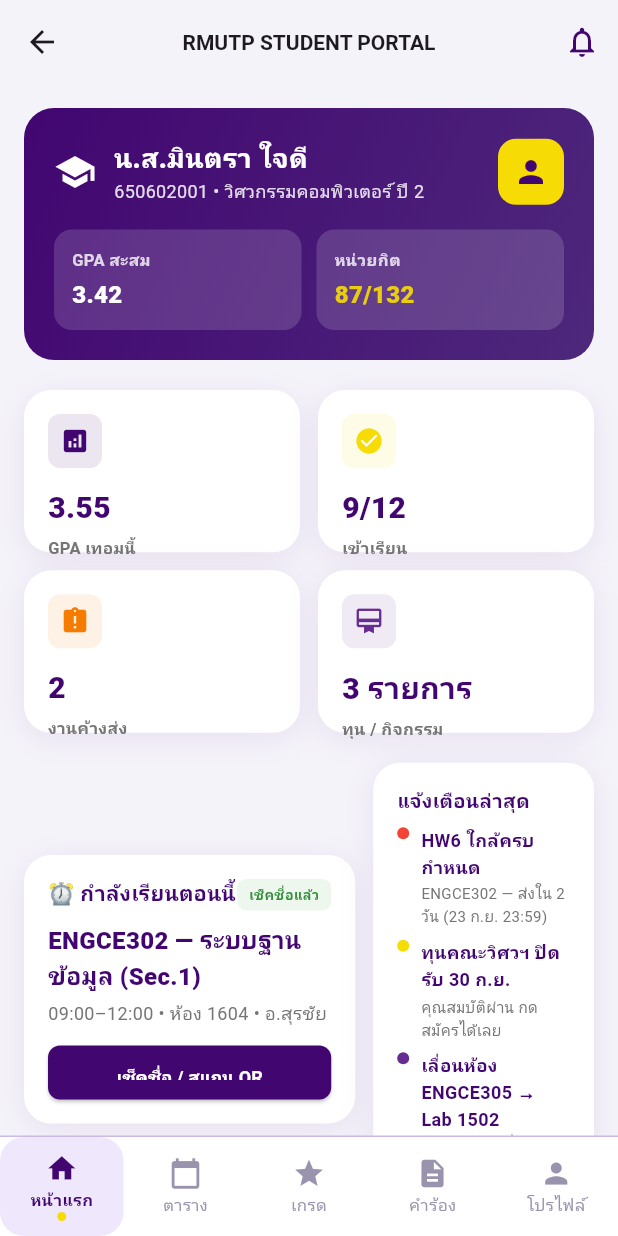
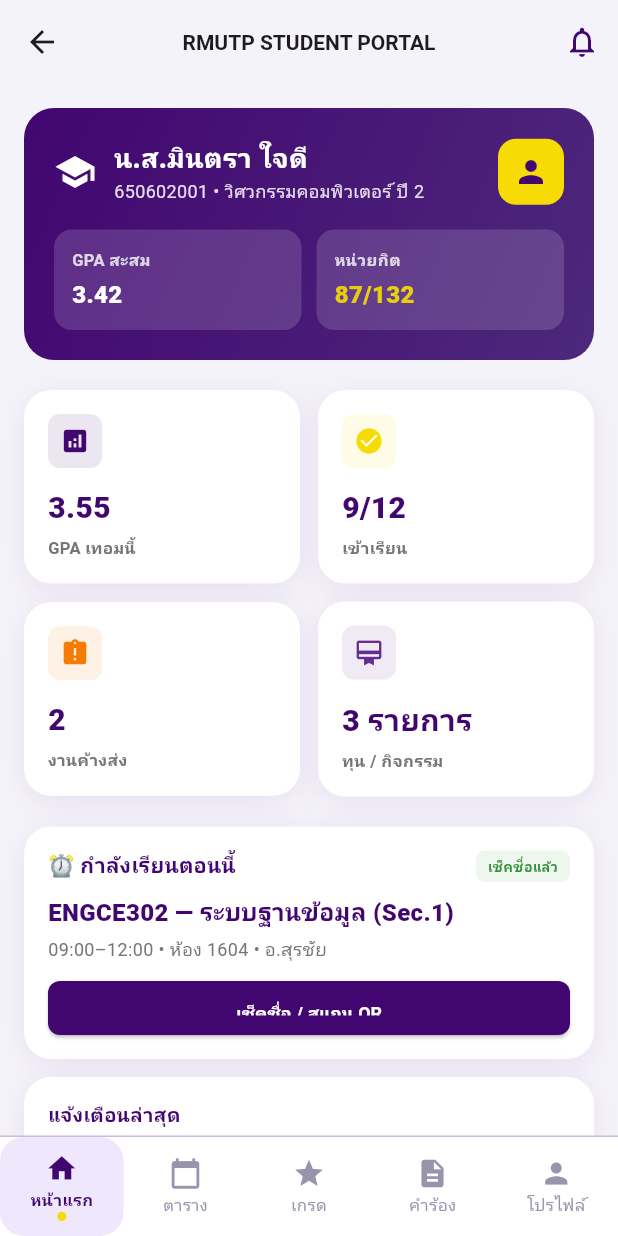
Before and after one commit to Guy2547/APP_RMUTP, a Flutter app: the HomeScreen screen opened by its route, on a phone screen of 412 x 824 dp. Run offline on Flutter 3.47's test engine with Material 3 defaults, Android fonts, the phone set to English and light mode, and no system bars; our stand-ins replace google_fonts; accounts and stored records are empty; network calls fail; Roboto replaces fonts that are missing (Kanit).

Commit message:
Fix: RenderFlex overflow and bottom nav blocking content
- Replace fixed kBottomNavHeight padding with MediaQuery.of(context).padding.bottom (safe area จริง รวม home indicator ของ iPhone)
- แก้ home_screen.dart: เปลี่ยน GridView(shrinkWrap) เป็น Column+Row, เปลี่ยน Row+Expanded เป็น Column stack แนวตั้ง
- ปรับปรุง debounce ใน CustomBottomNav: ตรวจสอบ route เดียวกัน + เวลากดครั้งล่าสุด (500ms)
- เพิ่มฟังก์ชัน bottomPadding(context) สำหรับเว้นพื้นที่ล่างตาม safe area

```diff
--- a/lib/screens/course_detail_screen.dart
+++ b/lib/screens/course_detail_screen.dart
@@ -3,7 +3,7 @@ import 'package:provider/provider.dart';
 import '../providers/app_database_provider.dart';
 import '../providers/role_provider.dart';
 import '../widgets/app_theme.dart';
-import '../widgets/custom_bottom_nav.dart' show CustomBottomNav, kBottomNavHeight;
+import '../widgets/custom_bottom_nav.dart' show CustomBottomNav, bottomPadding;
 
 class CourseDetailScreen extends StatelessWidget {
   const CourseDetailScreen({super.key});
@@ -25,7 +25,7 @@ class CourseDetailScreen extends StatelessWidget {
         ),
       ),
       body: SingleChildScrollView(
-        padding: const EdgeInsets.fromLTRB(16, 16, 16, kBottomNavHeight + 16),
+        padding: EdgeInsets.fromLTRB(16, 16, 16, bottomPadding(context)),
         child: Column(
           crossAxisAlignment: CrossAxisAlignment.start,
           children: [
--- a/lib/screens/grades_screen.dart
+++ b/lib/screens/grades_screen.dart
@@ -2,7 +2,7 @@ import 'package:flutter/material.dart';
 import 'package:provider/provider.dart';
 import '../providers/app_database_provider.dart';
 import '../widgets/app_theme.dart';
-import '../widgets/custom_bottom_nav.dart' show CustomBottomNav, kBottomNavHeight;
+import '../widgets/custom_bottom_nav.dart' show CustomBottomNav, bottomPadding;
 
 class GradesScreen extends StatefulWidget {
   const GradesScreen({super.key});
@@ -39,7 +39,7 @@ class _GradesScreenState extends State<GradesScreen> {
         ),
       ),
       body: SingleChildScrollView(
-        padding: const EdgeInsets.fromLTRB(16, 16, 16, kBottomNavHeight + 16),
+        padding: EdgeInsets.fromLTRB(16, 16, 16, bottomPadding(context)),
         child: Column(
           crossAxisAlignment: CrossAxisAlignment.start,
           children: [
--- a/lib/screens/home_screen.dart
+++ b/lib/screens/home_screen.dart
@@ -4,7 +4,7 @@ import '../providers/app_database_provider.dart';
 import '../providers/role_provider.dart';
 import '../services/database_service.dart';
 import '../widgets/app_theme.dart';
-import '../widgets/custom_bottom_nav.dart' show CustomBottomNav, kBottomNavHeight;
+import '../widgets/custom_bottom_nav.dart' show CustomBottomNav, bottomPadding;
 
 class HomeScreen extends StatefulWidget {
   const HomeScreen({super.key});
@@ -36,7 +36,7 @@ class _HomeScreenState extends State<HomeScreen> {
         ],
       ),
       body: SingleChildScrollView(
-        padding: const EdgeInsets.fromLTRB(16, 16, 16, kBottomNavHeight + 16),
+        padding: EdgeInsets.fromLTRB(16, 16, 16, bottomPadding(context)),
         child: Column(
           crossAxisAlignment: CrossAxisAlignment.start,
           children: [
@@ -117,11 +117,11 @@ class _HomeScreenState extends State<HomeScreen> {
             ),
             const SizedBox(height: 20),
 
-            // Quick stats grid
+            // Quick stats grid — ใช้ Column+Row แทน GridView เพื่อหลีกเลี่ยง overflow
             _buildStatsGrid(db, isTeacher, user),
             const SizedBox(height: 20),
 
-            // Current class card
+            // Current class card — Stack แนวตั้งแทน Row+Expanded
             _buildCurrentClassCard(context, db, isTeacher),
             const SizedBox(height: 20),
 
@@ -179,15 +179,12 @@ class _HomeScreenState extends State<HomeScreen> {
       0,
       (sum, item) => sum + item.pendingAssignments,
     );
-    return GridView.count(
-      crossAxisCount: 2,
-      shrinkWrap: true,
-      physics: const NeverScrollableScrollPhysics(),
-      crossAxisSpacing: 12,
-      mainAxisSpacing: 12,
-      childAspectRatio: 1.7,
+    return Column(
       children: [
-        _statCard(
+        Row(
+          children: [
+            Expanded(
+              child: _statCard(
                 title: isTeacher ? 'วิชาที่สอน' : 'GPA เทอมนี้',
                 value: isTeacher
                     ? '${db.teacherTimetable.length}'
@@ -195,7 +192,10 @@ class _HomeScreenState extends State<HomeScreen> {
                 icon: Icons.analytics,
                 color: kDark,
               ),
-        _statCard(
+            ),
+            const SizedBox(width: 12),
+            Expanded(
+              child: _statCard(
                 title: isTeacher ? 'นศ.ในห้องวันนี้' : 'เข้าเรียน',
                 value: isTeacher
                     ? '${db.attendanceRecords.length} คน'
@@ -203,7 +203,14 @@ class _HomeScreenState extends State<HomeScreen> {
                 icon: Icons.check_circle,
                 color: kGold,
               ),
-        _statCard(
+            ),
+          ],
+        ),
+        const SizedBox(height: 12),
+        Row(
+          children: [
+            Expanded(
+              child: _statCard(
                 title: isTeacher ? 'รอส่งเกรด' : 'งานค้างส่ง',
                 value: isTeacher
                     ? '${db.teacherGradeRows.where((r) => r.status != 'ส่งแล้ว').length}'
@@ -211,11 +218,17 @@ class _HomeScreenState extends State<HomeScreen> {
                 icon: Icons.assignment_late,
                 color: Colors.orange.shade700,
               ),
-        _statCard(
+            ),
+            const SizedBox(width: 12),
+            Expanded(
+              child: _statCard(
                 title: 'ทุน / กิจกรรม',
                 value: '3 รายการ',
                 icon: Icons.card_membership,
                 color: kMid,
+              ),
+            ),
+          ],
         ),
       ],
     );
@@ -277,11 +290,11 @@ class _HomeScreenState extends State<HomeScreen> {
         ? (db.teacherTimetable.isNotEmpty ? db.teacherTimetable.first : null)
         : (db.studentTimetable.isNotEmpty ? db.studentTimetable.first : null);
 
-    return Row(
+    return Column(
+      crossAxisAlignment: CrossAxisAlignment.start,
       children: [
-        Expanded(
-          flex: 3,
-          child: AppCard(
+        // Card ปัจจุบัน
+        AppCard(
           color: Colors.white,
           padding: const EdgeInsets.all(16),
           child: Column(
@@ -380,11 +393,9 @@ class _HomeScreenState extends State<HomeScreen> {
             ],
           ),
         ),
-        ),
-        const SizedBox(width: 12),
-        Expanded(
-          flex: 2,
-          child: AppCard(
+        const SizedBox(height: 12),
+        // Card แจ้งเตือน (แนวตั้งแทน Row+Expanded)
+        AppCard(
           color: Colors.white,
           padding: const EdgeInsets.all(16),
           child: Column(
@@ -442,7 +453,6 @@ class _HomeScreenState extends State<HomeScreen> {
                 );
               }),
             ],
-            ),
           ),
         ),
       ],
--- a/lib/screens/news_detail_screen.dart
+++ b/lib/screens/news_detail_screen.dart
@@ -1,6 +1,6 @@
 import 'package:flutter/material.dart';
 import '../widgets/app_theme.dart';
-import '../widgets/custom_bottom_nav.dart' show CustomBottomNav, kBottomNavHeight;
+import '../widgets/custom_bottom_nav.dart' show CustomBottomNav, bottomPadding;
 
 class NewsDetailScreen extends StatelessWidget {
   const NewsDetailScreen({super.key});
@@ -15,7 +15,7 @@ class NewsDetailScreen extends StatelessWidget {
         leading: IconButton(icon: const Icon(Icons.arrow_back), onPressed: () => Navigator.pop(context)),
       ),
       body: SingleChildScrollView(
-        padding: const EdgeInsets.fromLTRB(16, 16, 16, kBottomNavHeight + 16),
+        padding: EdgeInsets.fromLTRB(16, 16, 16, bottomPadding(context)),
         child: Column(
           crossAxisAlignment: CrossAxisAlignment.start,
           children: [
--- a/lib/screens/requests_screen.dart
+++ b/lib/screens/requests_screen.dart
@@ -3,7 +3,7 @@ import 'package:provider/provider.dart';
 import '../providers/app_database_provider.dart';
 import '../providers/role_provider.dart';
 import '../widgets/app_theme.dart';
-import '../widgets/custom_bottom_nav.dart' show CustomBottomNav, kBottomNavHeight;
+import '../widgets/custom_bottom_nav.dart' show CustomBottomNav, bottomPadding;
 
 class RequestsScreen extends StatefulWidget {
   const RequestsScreen({super.key});
@@ -234,7 +234,7 @@ class _RequestsScreenState extends State<RequestsScreen> {
                     ),
                   )
                 : ListView.builder(
-                    padding: const EdgeInsets.fromLTRB(16, 0, 16, kBottomNavHeight + 16),
+                    padding: EdgeInsets.fromLTRB(16, 0, 16, bottomPadding(context)),
                     itemCount: filtered.length,
                     itemBuilder: (_, i) {
                       final r = filtered[i];
--- a/lib/screens/timetable_screen.dart
+++ b/lib/screens/timetable_screen.dart
@@ -3,7 +3,7 @@ import 'package:provider/provider.dart';
 import '../providers/app_database_provider.dart';
 import '../providers/role_provider.dart';
 import '../widgets/app_theme.dart';
-import '../widgets/custom_bottom_nav.dart' show CustomBottomNav, kBottomNavHeight;
+import '../widgets/custom_bottom_nav.dart' show CustomBottomNav, bottomPadding;
 
 class TimetableScreen extends StatefulWidget {
   const TimetableScreen({super.key});
@@ -110,7 +110,7 @@ class _TimetableScreenState extends State<TimetableScreen> {
                     ),
                   )
                 : ListView.builder(
-                    padding: const EdgeInsets.fromLTRB(16, 0, 16, kBottomNavHeight + 16),
+                    padding: EdgeInsets.fromLTRB(16, 0, 16, bottomPadding(context)),
                     itemCount: items.length,
                     itemBuilder: (_, i) {
                       final item = items[i];
--- a/lib/widgets/custom_bottom_nav.dart
+++ b/lib/widgets/custom_bottom_nav.dart
@@ -8,6 +8,11 @@ final List<BottomNavItem> kBottomNavItems = [
   BottomNavItem(route: '/requests', label: 'คำร้อง', icon: Icons.description),
   BottomNavItem(route: '/profile', label: 'โปรไฟล์', icon: Icons.person),
 ];
+
+/// คำนวณ padding ล่างที่เหมาะสมกับ safe area ของอุปกรณ์ (รวม home indicator ของ iPhone)
+double bottomPadding(BuildContext context, {double extra = 16.0}) {
+  return MediaQuery.of(context).padding.bottom + extra;
+}
 
 class CustomBottomNav extends StatefulWidget {
   final String currentRoute;
@@ -24,16 +29,20 @@ class CustomBottomNav extends StatefulWidget {
 }
 
 class _CustomBottomNavState extends State<CustomBottomNav> {
-  bool _isNavigating = false;
+  String? _lastTappedRoute;
+  DateTime? _lastTapTime;
 
   void _onItemTapped(String route) {
-    if (_isNavigating) return;
-    setState(() => _isNavigating = true);
+    final now = DateTime.now();
+    // กันกดซ้ำเร็วเกินไป (ภายใน 500ms) และกันกด route เดิมซ้ำ
+    if (_lastTappedRoute == route &&
+        _lastTapTime != null &&
+        now.difference(_lastTapTime!) < const Duration(milliseconds: 500)) {
+      return;
+    }
+    _lastTappedRoute = route;
+    _lastTapTime = now;
     widget.onTap?.call(route);
-    // ปลดล็อคหลังจาก 600 มิลลิวินาที เพื่อป้องกันการกดซ้ำเร็วเกินไป
-    Future.delayed(const Duration(milliseconds: 600), () {
-      if (mounted) setState(() => _isNavigating = false);
-    });
   }
 
   @override
@@ -63,9 +72,7 @@ class _CustomBottomNavState extends State<CustomBottomNav> {
                       Icon(
                         item.icon,
                         size: 22,
-                        color: _isNavigating
-                            ? Colors.grey.shade400
-                            : (active ? kDark : const Color(0xFF9A93AD)),
+                        color: active ? kDark : const Color(0xFF9A93AD),
                       ),
                       const SizedBox(height: 2),
                       Text(
@@ -73,9 +80,7 @@ class _CustomBottomNavState extends State<CustomBottomNav> {
                         style: AppText.kanit(
                           fontSize: 11,
                           fontWeight: active ? FontWeight.w600 : FontWeight.w400,
-                          color: _isNavigating
-                              ? Colors.grey.shade400
-                              : (active ? kDark : const Color(0xFF9A93AD)),
+                          color: active ? kDark : const Color(0xFF9A93AD),
                         ),
                       ),
                       if (active)
@@ -98,6 +103,3 @@ class _CustomBottomNavState extends State<CustomBottomNav> {
     );
   }
 }
-
-/// ความสูงของแถบนำทางด้านล่าง รวมเซฟเอเรีย สำหรับเว้นพื้นที่ล่างของจอ
-const double kBottomNavHeight = 80.0;
```
Lines whose indentation alone changed are shown as unchanged.
